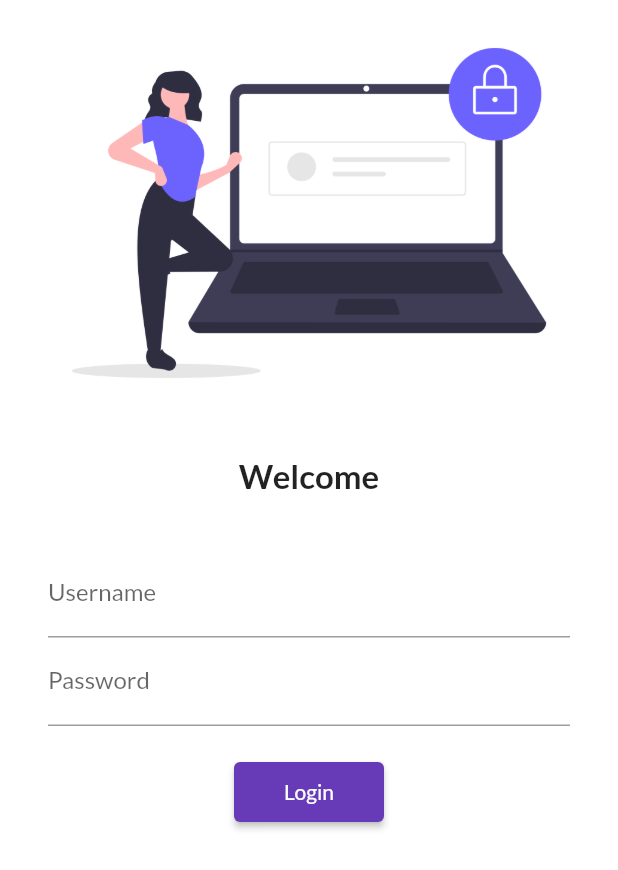
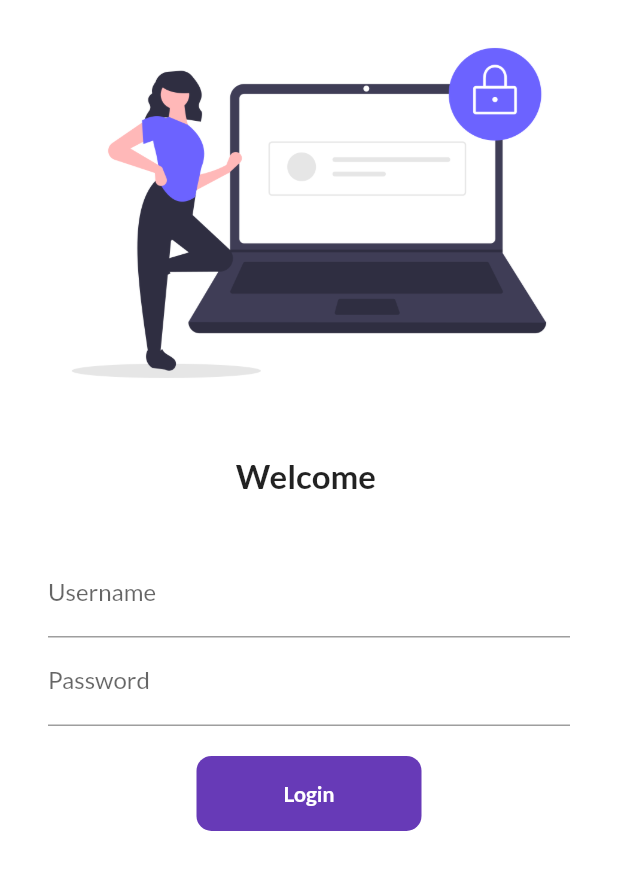
Before and after one commit to devrahul-2508/Flutter-Catalogue, a Flutter app: the screen it shows after launch, on a phone screen of 412 x 824 dp. Shown: the top 870 px of the screen. Run offline on Flutter 3.47's test engine with Material 2 defaults, Android fonts, the phone set to English and light mode, and no system bars; our stand-ins replace google_fonts.

Commit message:
Added Button Animation

```diff
--- a/lib/pages/login_page.dart
+++ b/lib/pages/login_page.dart
@@ -5,8 +5,16 @@ import 'dart:ui';
 import 'package:flutter/material.dart';
 import 'package:flutter_catalogue/utils/routes.dart';
 
-class LoginPage extends StatelessWidget {
+class LoginPage extends StatefulWidget {
   const LoginPage({Key? key}) : super(key: key);
+
+  @override
+  State<LoginPage> createState() => _LoginPageState();
+}
+
+class _LoginPageState extends State<LoginPage> {
+  String name = "";
+  bool changeButton = false;
 
   @override
   Widget build(BuildContext context) {
@@ -23,7 +31,7 @@ class LoginPage extends StatelessWidget {
                 height: 20.0,
               ),
               Text(
-                "Welcome",
+                "Welcome $name",
                 style: TextStyle(fontSize: 22, fontWeight: FontWeight.bold),
               ),
               SizedBox(height: 20.0),
@@ -34,6 +42,10 @@ class LoginPage extends StatelessWidget {
                   TextFormField(
                     decoration: InputDecoration(
                         hintText: "Enter User Name", labelText: "Username"),
+                    onChanged: (value) {
+                      name = value;
+                      setState(() {});
+                    },
                   ),
                   TextFormField(
                     obscureText: true,
@@ -43,12 +55,36 @@ class LoginPage extends StatelessWidget {
                   SizedBox(
                     height: 20,
                   ),
-                  ElevatedButton(
-                      child: Text("Login"),
-                      style: TextButton.styleFrom(minimumSize: Size(100, 40)),
-                      onPressed: () {
-                        Navigator.pushNamed(context, MyRoutes.homeRoute);
-                      })
+
+                  InkWell(
+                    onTap: () async {
+                      setState(() {
+                        changeButton = true;
+                      });
+                      await Future.delayed(Duration(seconds: 1));
+                      Navigator.pushNamed(context, MyRoutes.homeRoute);
+                    },
+                    child: AnimatedContainer(
+                        duration: Duration(seconds: 1),
+                        width: changeButton ? 50 : 150,
+                        height: 50,
+                        alignment: Alignment.center,
+                        decoration: BoxDecoration(
+                            color: Colors.deepPurple,
+                            borderRadius: BorderRadius.circular(10)),
+                        child: changeButton
+                            ? Icon(Icons.done, color: Colors.white)
+                            : Text("Login",
+                                style: TextStyle(
+                                    color: Colors.white,
+                                    fontWeight: FontWeight.bold))),
+                  )
+                  // ElevatedButton(
+                  //     child: Text("Login"),
+                  //     style: TextButton.styleFrom(minimumSize: Size(100, 40)),
+                  //     onPressed: () {
+                  //       Navigator.pushNamed(context, MyRoutes.homeRoute);
+                  //     })
                 ]),
               )
             ],
```
